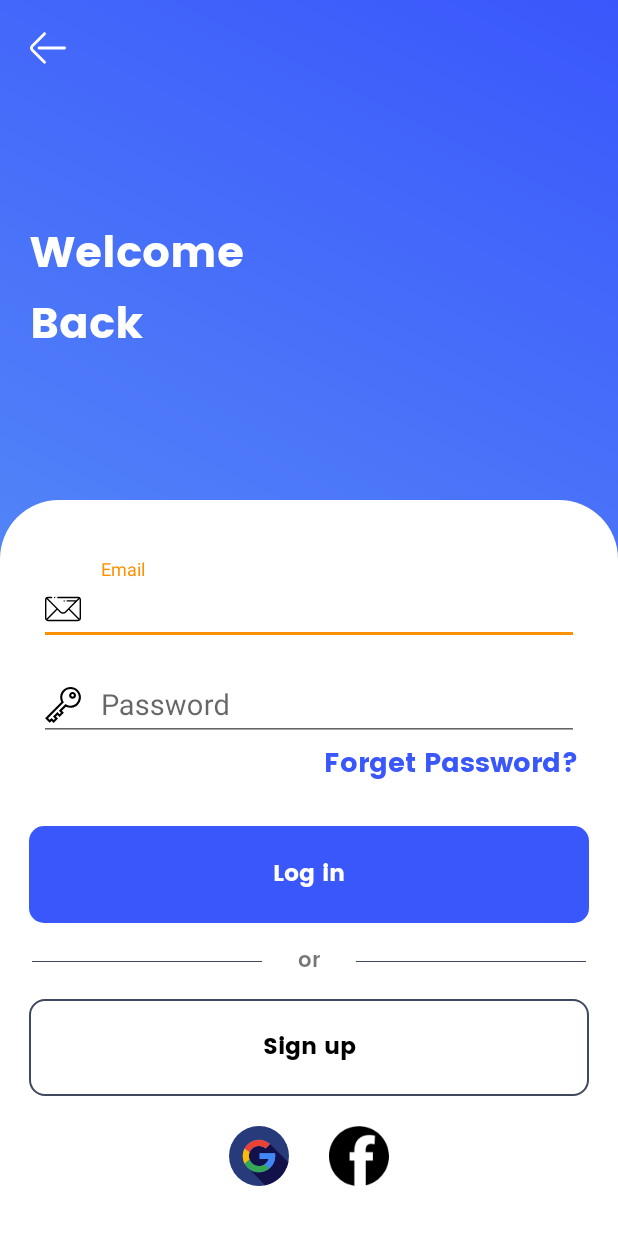
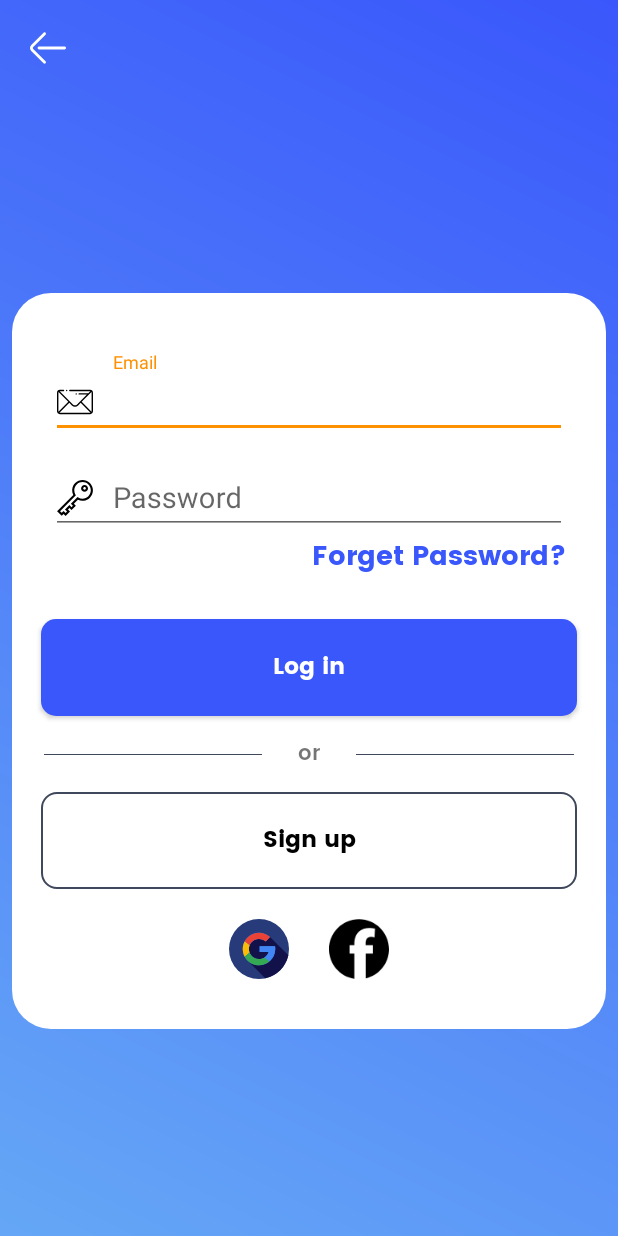
Before and after one commit to sagarkhawse/ItiTestVersionNew, an Android app: the layout fragment_login.xml on its own in the app's theme, with its tools: preview values and no code run, on a phone screen of 412 x 824 dp. Run offline under Robolectric (Android 15) with nearby library versions, the phone set to English and light mode, and no system bars; plain views replace LoginButton.

Commit message:
done som point

```diff
--- a/app/src/main/res/drawable/bg_curve_top_white.xml
+++ b/app/src/main/res/drawable/bg_curve_top_white.xml
@@ -1,8 +1,6 @@
 <?xml version="1.0" encoding="utf-8"?>
 <shape xmlns:android="http://schemas.android.com/apk/res/android"
     android:shape="rectangle">
-    <corners
-        android:topLeftRadius="@dimen/_30sdp"
-        android:topRightRadius="@dimen/_30sdp" />
+    <corners android:radius="@dimen/_20sdp"/>
     <solid android:color="@color/color_white" />
 </shape>
--- a/app/src/main/res/layout/fragment_login.xml
+++ b/app/src/main/res/layout/fragment_login.xml
@@ -1,8 +1,9 @@
 <?xml version="1.0" encoding="utf-8"?>
 <layout xmlns:android="http://schemas.android.com/apk/res/android"
+    xmlns:app="http://schemas.android.com/apk/res-auto"
     xmlns:tools="http://schemas.android.com/tools">
 
-    <RelativeLayout
+    <androidx.constraintlayout.widget.ConstraintLayout
         android:layout_width="match_parent"
         android:layout_height="match_parent"
         android:background="@drawable/gradient_background_home"
@@ -13,33 +14,30 @@
             android:layout_width="wrap_content"
             android:layout_height="wrap_content"
             android:layout_margin="@dimen/_5sdp"
+            android:layout_marginStart="8dp"
+            android:layout_marginTop="8dp"
             android:contentDescription="@string/back"
             android:padding="@dimen/_10sdp"
-            android:src="@drawable/ic_left_arrow" />
+            android:src="@drawable/ic_left_arrow"
+            app:layout_constraintStart_toStartOf="parent"
+            app:layout_constraintTop_toTopOf="parent" />
 
-
-        <TextView
-            style="@style/textViewBigWhite"
-            android:layout_width="wrap_content"
-            android:layout_height="wrap_content"
-            android:layout_above="@id/bottom_lyt"
-            android:layout_below="@+id/back"
-            android:layout_marginStart="@dimen/_10sdp"
-            android:layout_marginTop="5dp"
-            android:layout_marginBottom="15dp"
-            android:text="Welcome \nBack"
-            android:textAlignment="textStart"
-            tools:ignore="HardcodedText" />
 
         <LinearLayout
             android:id="@+id/bottom_lyt"
             android:layout_width="match_parent"
             android:layout_height="wrap_content"
             android:layout_alignParentBottom="true"
+            android:layout_marginStart="8dp"
+            android:layout_marginEnd="8dp"
             android:background="@drawable/bg_curve_top_white"
             android:orientation="vertical"
             android:paddingTop="@dimen/_30sdp"
-            android:paddingBottom="@dimen/_10sdp">
+            android:paddingBottom="@dimen/_10sdp"
+            app:layout_constraintBottom_toBottomOf="parent"
+            app:layout_constraintEnd_toEndOf="parent"
+            app:layout_constraintStart_toStartOf="parent"
+            app:layout_constraintTop_toBottomOf="@+id/back">
 
             <com.google.android.material.textfield.TextInputLayout
                 android:layout_width="match_parent"
@@ -57,8 +55,8 @@
                     android:autofillHints="@string/email"
                     android:drawableStart="@drawable/ic_email"
                     android:drawablePadding="@dimen/_10sdp"
-                    tools:ignore="LabelFor"
-                    android:inputType="textEmailAddress" />
+                    android:inputType="textEmailAddress"
+                    tools:ignore="LabelFor" />
 
 
             </com.google.android.material.textfield.TextInputLayout>
@@ -125,5 +123,5 @@
 
         </LinearLayout>
 
-    </RelativeLayout>
+    </androidx.constraintlayout.widget.ConstraintLayout>
 </layout>
--- a/app/src/main/res/layout/item_test_series.xml
+++ b/app/src/main/res/layout/item_test_series.xml
@@ -10,12 +10,14 @@
 <RelativeLayout
     android:layout_width="match_parent"
     android:layout_height="wrap_content"
+    android:background="@color/colorTheme1"
     android:padding="@dimen/_5sdp">
 
     <TextView
         android:layout_width="match_parent"
         android:layout_height="wrap_content"
         android:text="@string/test_series_1"
+        android:textColor="@color/color_white"
         style="@style/textViewDescriptionBlack"
         android:id="@+id/tvTitle"
         android:layout_toStartOf="@+id/ivViewTest"
```
Also changed, not shown: app/src/main/res/layout/welcome_fragment.xml (+33 -17 lines).
